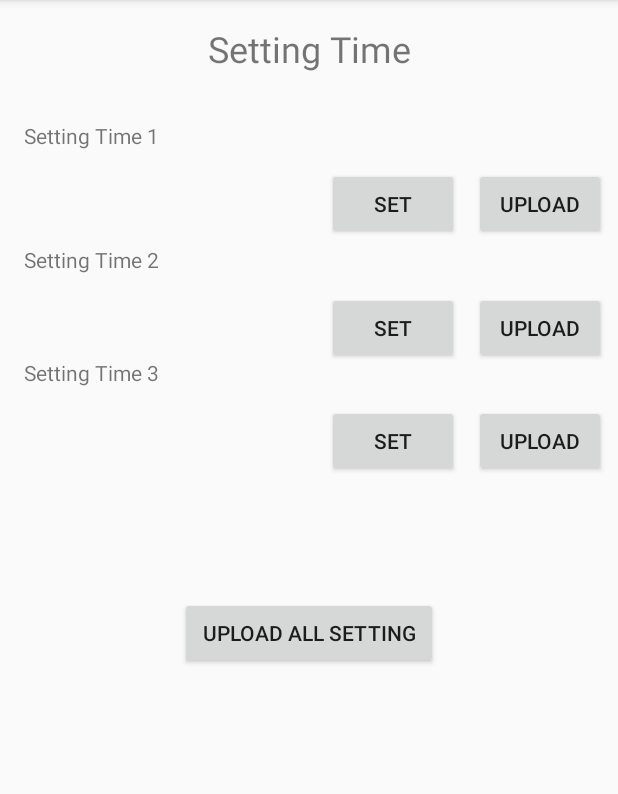
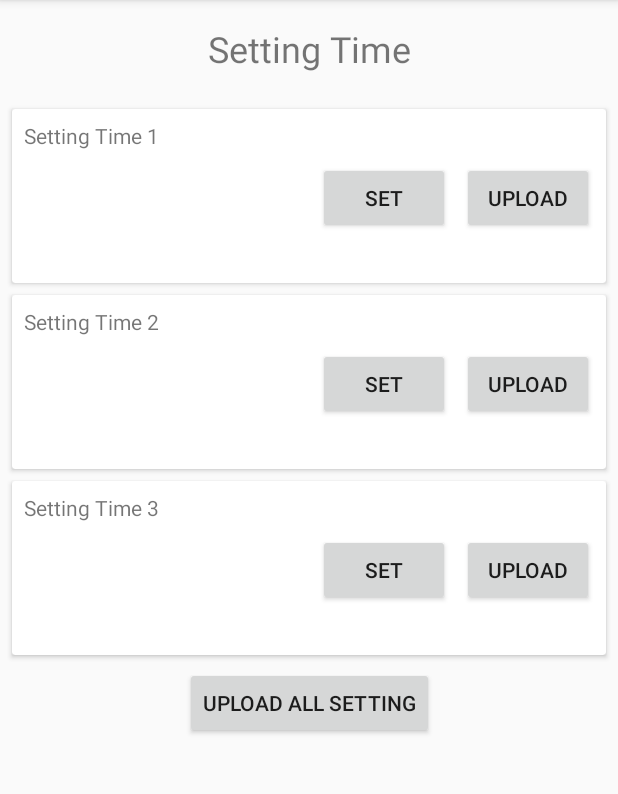
Before and after one commit to azharsaepudin/kucing, an Android app: the screen it shows after launch (MainActivity), on a phone screen of 412 x 824 dp, the part 84-878 px from its top. Run offline under Robolectric (Android 15) with nearby library versions, the phone set to English and light mode, and no system bars; libraries missing offline, so code that uses them is left out: org.eclipse.paho; 10 statements that could not run were skipped.

Commit message:
desain UI finish

```diff
--- a/app/build.gradle
+++ b/app/build.gradle
@@ -28,4 +28,5 @@
     implementation 'org.eclipse.paho:org.eclipse.paho.client.mqttv3:1.1.0'
     implementation 'org.eclipse.paho:org.eclipse.paho.android.service:1.1.1'
     implementation 'com.android.support:recyclerview-v7:28.0.0'
+    implementation 'com.android.support:cardview-v7:28.0.0'
 }
--- a/app/src/main/res/layout/activity_main.xml
+++ b/app/src/main/res/layout/activity_main.xml
@@ -1,4 +1,7 @@
 <?xml version="1.0" encoding="utf-8"?>
+<ScrollView android:layout_width="match_parent"
+    android:layout_height="match_parent"
+    xmlns:android="http://schemas.android.com/apk/res/android" >
 <android.support.constraint.ConstraintLayout xmlns:android="http://schemas.android.com/apk/res/android"
     xmlns:app="http://schemas.android.com/apk/res-auto"
     xmlns:tools="http://schemas.android.com/tools"
@@ -6,27 +9,226 @@
     android:layout_height="match_parent"
     tools:context="com.studio.azhar.pakanotomatis.MainActivity">
 
-    <TextView
-        android:id="@+id/textView5"
+
+    <android.support.v7.widget.CardView
+        android:id="@+id/cardView"
+        android:layout_width="0dp"
+        android:layout_height="116dp"
+        android:layout_marginStart="8dp"
+        android:layout_marginLeft="8dp"
+        android:layout_marginTop="24dp"
+        android:layout_marginEnd="8dp"
+        android:layout_marginRight="8dp"
+        app:layout_constraintEnd_toEndOf="parent"
+        app:layout_constraintStart_toStartOf="parent"
+        app:layout_constraintTop_toBottomOf="@+id/textView">
+
+        <android.support.constraint.ConstraintLayout
+            android:layout_width="match_parent"
+            android:layout_height="match_parent">
+
+            <Button
+                android:id="@+id/btnUpload1"
                 android:layout_width="wrap_content"
                 android:layout_height="wrap_content"
-        android:layout_marginStart="16dp"
-        android:layout_marginLeft="16dp"
+                android:layout_marginTop="8dp"
+                android:layout_marginEnd="8dp"
+                android:layout_marginRight="8dp"
+                android:text="upload"
+                app:layout_constraintEnd_toEndOf="parent"
+                app:layout_constraintTop_toBottomOf="@+id/textView2" />
+
+            <Button
+                android:id="@+id/btnPicker1"
+                android:layout_width="wrap_content"
+                android:layout_height="wrap_content"
+                android:layout_marginTop="8dp"
+                android:layout_marginEnd="8dp"
+                android:layout_marginRight="8dp"
+                android:text="SET"
+                app:layout_constraintEnd_toStartOf="@+id/btnUpload1"
+                app:layout_constraintTop_toBottomOf="@+id/textView2" />
+
+            <TextView
+                android:id="@+id/tvTimeResult1"
+                android:layout_width="161dp"
+                android:layout_height="31dp"
+                android:layout_marginStart="8dp"
+                android:layout_marginLeft="8dp"
                 android:layout_marginTop="16dp"
-        android:layout_marginEnd="16dp"
-        android:layout_marginRight="16dp"
+                android:layout_marginEnd="8dp"
+                android:layout_marginRight="8dp"
+                android:textSize="18sp"
+                app:layout_constraintEnd_toStartOf="@+id/btnPicker1"
+                app:layout_constraintHorizontal_bias="0.0"
+                app:layout_constraintStart_toStartOf="parent"
+                app:layout_constraintTop_toBottomOf="@+id/textView2" />
+
+            <TextView
+                android:id="@+id/textView2"
+                android:layout_width="wrap_content"
+                android:layout_height="wrap_content"
+                android:layout_marginStart="8dp"
+                android:layout_marginLeft="8dp"
+                android:layout_marginTop="8dp"
+                android:layout_marginEnd="8dp"
+                android:layout_marginRight="8dp"
+                android:text="Setting Time 1"
+                app:layout_constraintEnd_toEndOf="parent"
+                app:layout_constraintHorizontal_bias="0.0"
+                app:layout_constraintStart_toStartOf="parent"
+                app:layout_constraintTop_toTopOf="parent" />
+        </android.support.constraint.ConstraintLayout>
+    </android.support.v7.widget.CardView>
+
+    <TextView
+        android:id="@+id/textView"
+        android:layout_width="wrap_content"
+        android:layout_height="wrap_content"
+        android:layout_marginStart="8dp"
+        android:layout_marginLeft="8dp"
+        android:layout_marginTop="16dp"
+        android:layout_marginEnd="8dp"
+        android:layout_marginRight="8dp"
+        android:text="Setting Time"
+        android:textSize="24sp"
+        app:layout_constraintEnd_toEndOf="parent"
+        app:layout_constraintStart_toStartOf="parent"
+        app:layout_constraintTop_toTopOf="parent" />
+
+    <android.support.v7.widget.CardView
+        android:id="@+id/cardView2"
+        android:layout_width="0dp"
+        android:layout_height="116dp"
+        android:layout_marginStart="8dp"
+        android:layout_marginLeft="8dp"
+        android:layout_marginTop="8dp"
+        android:layout_marginEnd="8dp"
+        android:layout_marginRight="8dp"
+        app:layout_constraintEnd_toEndOf="parent"
+        app:layout_constraintStart_toStartOf="parent"
+        app:layout_constraintTop_toBottomOf="@+id/cardView">
+
+        <android.support.constraint.ConstraintLayout
+            android:layout_width="match_parent"
+            android:layout_height="match_parent">
+
+            <Button
+                android:id="@+id/btnUpload2"
+                android:layout_width="wrap_content"
+                android:layout_height="wrap_content"
+                android:layout_marginTop="8dp"
+                android:layout_marginEnd="8dp"
+                android:layout_marginRight="8dp"
+                android:text="upload"
+                app:layout_constraintEnd_toEndOf="parent"
+                app:layout_constraintTop_toBottomOf="@+id/textView3" />
+
+            <Button
+                android:id="@+id/btnPicker2"
+                android:layout_width="wrap_content"
+                android:layout_height="wrap_content"
+                android:layout_marginTop="8dp"
+                android:layout_marginEnd="8dp"
+                android:layout_marginRight="8dp"
+                android:text="SET"
+                app:layout_constraintEnd_toStartOf="@+id/btnUpload2"
+                app:layout_constraintTop_toBottomOf="@+id/textView3" />
+
+            <TextView
+                android:id="@+id/tvTimeResult2"
+                android:layout_width="161dp"
+                android:layout_height="31dp"
+                android:layout_marginStart="8dp"
+                android:layout_marginLeft="8dp"
+                android:layout_marginTop="16dp"
+                android:layout_marginEnd="8dp"
+                android:layout_marginRight="8dp"
+                android:textSize="18sp"
+                app:layout_constraintEnd_toStartOf="@+id/btnPicker2"
+                app:layout_constraintHorizontal_bias="0.0"
+                app:layout_constraintStart_toStartOf="parent"
+                app:layout_constraintTop_toBottomOf="@+id/textView3" />
+
+            <TextView
+                android:id="@+id/textView3"
+                android:layout_width="wrap_content"
+                android:layout_height="wrap_content"
+                android:layout_marginStart="8dp"
+                android:layout_marginLeft="8dp"
+                android:layout_marginTop="8dp"
+                android:layout_marginEnd="8dp"
+                android:layout_marginRight="8dp"
                 android:text="Setting Time 2"
                 app:layout_constraintEnd_toEndOf="parent"
                 app:layout_constraintHorizontal_bias="0.0"
                 app:layout_constraintStart_toStartOf="parent"
-        app:layout_constraintTop_toBottomOf="@+id/tvTimeResult1" />
+                app:layout_constraintTop_toTopOf="parent" />
+
+        </android.support.constraint.ConstraintLayout>
+    </android.support.v7.widget.CardView>
+
+    <android.support.v7.widget.CardView
+        android:id="@+id/cardView3"
+        android:layout_width="0dp"
+        android:layout_height="116dp"
+        android:layout_marginStart="8dp"
+        android:layout_marginLeft="8dp"
+        android:layout_marginTop="8dp"
+        android:layout_marginEnd="8dp"
+        android:layout_marginRight="8dp"
+        app:layout_constraintEnd_toEndOf="parent"
+        app:layout_constraintStart_toStartOf="parent"
+        app:layout_constraintTop_toBottomOf="@+id/cardView2">
+
+        <android.support.constraint.ConstraintLayout
+            android:layout_width="match_parent"
+            android:layout_height="match_parent">
+
+
+            <Button
+                android:id="@+id/btnUpload3"
+                android:layout_width="wrap_content"
+                android:layout_height="wrap_content"
+                android:layout_marginTop="8dp"
+                android:layout_marginEnd="8dp"
+                android:layout_marginRight="8dp"
+                android:text="upload"
+                app:layout_constraintEnd_toEndOf="parent"
+                app:layout_constraintTop_toBottomOf="@+id/textView4" />
+
+            <Button
+                android:id="@+id/btnPicker3"
+                android:layout_width="wrap_content"
+                android:layout_height="wrap_content"
+                android:layout_marginTop="8dp"
+                android:layout_marginEnd="8dp"
+                android:layout_marginRight="8dp"
+                android:text="SET"
+                app:layout_constraintEnd_toStartOf="@+id/btnUpload3"
+                app:layout_constraintTop_toBottomOf="@+id/textView4" />
 
             <TextView
-        android:id="@+id/textView7"
+                android:id="@+id/tvTimeResult3"
+                android:layout_width="161dp"
+                android:layout_height="31dp"
+                android:layout_marginStart="8dp"
+                android:layout_marginLeft="8dp"
+                android:layout_marginTop="16dp"
+                android:layout_marginEnd="8dp"
+                android:layout_marginRight="8dp"
+                android:textSize="18sp"
+                app:layout_constraintEnd_toStartOf="@+id/btnPicker3"
+                app:layout_constraintHorizontal_bias="0.0"
+                app:layout_constraintStart_toStartOf="parent"
+                app:layout_constraintTop_toBottomOf="@+id/textView4" />
+
+            <TextView
+                android:id="@+id/textView4"
                 android:layout_width="wrap_content"
                 android:layout_height="wrap_content"
-        android:layout_marginStart="16dp"
-        android:layout_marginLeft="16dp"
+                android:layout_marginStart="8dp"
+                android:layout_marginLeft="8dp"
                 android:layout_marginTop="8dp"
                 android:layout_marginEnd="8dp"
                 android:layout_marginRight="8dp"
@@ -34,162 +236,25 @@
                 app:layout_constraintEnd_toEndOf="parent"
                 app:layout_constraintHorizontal_bias="0.0"
                 app:layout_constraintStart_toStartOf="parent"
-        app:layout_constraintTop_toBottomOf="@+id/tvTimeResult2" />
+                app:layout_constraintTop_toTopOf="parent" />
+        </android.support.constraint.ConstraintLayout>
+    </android.support.v7.widget.CardView>
 
     <Button
         android:id="@+id/btnPublish"
-        android:layout_width="172dp"
-        android:layout_height="48dp"
+        android:layout_width="wrap_content"
+        android:layout_height="wrap_content"
         android:layout_marginStart="8dp"
         android:layout_marginLeft="8dp"
-        android:layout_marginTop="80dp"
+        android:layout_marginTop="8dp"
         android:layout_marginEnd="8dp"
         android:layout_marginRight="8dp"
-        android:text="upload all setting"
+        android:layout_marginBottom="19dp"
+        android:text="Upload All Setting"
+        app:layout_constraintBottom_toBottomOf="parent"
         app:layout_constraintEnd_toEndOf="parent"
         app:layout_constraintStart_toStartOf="parent"
-        app:layout_constraintTop_toBottomOf="@+id/btnPicker3" />
-
-    <Button
-        android:id="@+id/btnPicker1"
-        android:layout_width="wrap_content"
-        android:layout_height="wrap_content"
-        android:layout_marginTop="12dp"
-        android:layout_marginEnd="10dp"
-        android:layout_marginRight="10dp"
-        android:text="SET"
-        app:layout_constraintEnd_toStartOf="@+id/btnUpload1"
-        app:layout_constraintTop_toBottomOf="@+id/textView3" />
-
-    <Button
-        android:id="@+id/btnPicker2"
-        android:layout_width="wrap_content"
-        android:layout_height="wrap_content"
-        android:layout_marginTop="12dp"
-        android:layout_marginEnd="10dp"
-        android:layout_marginRight="10dp"
-        android:text="SET"
-        app:layout_constraintEnd_toStartOf="@+id/btnUpload2"
-        app:layout_constraintTop_toBottomOf="@+id/textView5" />
-
-    <Button
-        android:id="@+id/btnPicker3"
-        android:layout_width="wrap_content"
-        android:layout_height="wrap_content"
-        android:layout_marginTop="12dp"
-        android:layout_marginEnd="10dp"
-        android:layout_marginRight="10dp"
-        android:text="SET"
-        app:layout_constraintEnd_toStartOf="@+id/btnUpload3"
-        app:layout_constraintTop_toBottomOf="@+id/textView7" />
-
-    <TextView
-        android:id="@+id/textView2"
-        android:layout_width="wrap_content"
-        android:layout_height="wrap_content"
-        android:layout_marginStart="16dp"
-        android:layout_marginLeft="16dp"
-        android:layout_marginTop="16dp"
-        android:layout_marginEnd="16dp"
-        android:layout_marginRight="16dp"
-        android:text="Setting Time"
-        android:textSize="24sp"
-        app:layout_constraintEnd_toEndOf="parent"
-        app:layout_constraintStart_toStartOf="parent"
-        app:layout_constraintTop_toTopOf="parent" />
-
-    <TextView
-        android:id="@+id/textView3"
-        android:layout_width="wrap_content"
-        android:layout_height="wrap_content"
-        android:layout_marginStart="16dp"
-        android:layout_marginLeft="16dp"
-        android:layout_marginTop="32dp"
-        android:layout_marginEnd="16dp"
-        android:layout_marginRight="16dp"
-        android:text="Setting Time 1"
-        app:layout_constraintEnd_toEndOf="parent"
-        app:layout_constraintHorizontal_bias="0.0"
-        app:layout_constraintStart_toStartOf="parent"
-        app:layout_constraintTop_toBottomOf="@+id/textView2" />
-
-    <TextView
-        android:id="@+id/tvTimeResult1"
-        android:layout_width="161dp"
-        android:layout_height="31dp"
-        android:layout_marginStart="16dp"
-        android:layout_marginLeft="16dp"
-        android:layout_marginTop="16dp"
-        android:layout_marginEnd="8dp"
-        android:layout_marginRight="8dp"
-        android:textSize="18sp"
-        app:layout_constraintEnd_toStartOf="@+id/btnPicker1"
-        app:layout_constraintHorizontal_bias="0.0"
-        app:layout_constraintStart_toStartOf="parent"
-        app:layout_constraintTop_toBottomOf="@+id/textView3" />
-
-    <TextView
-        android:id="@+id/tvTimeResult2"
-        android:layout_width="161dp"
-        android:layout_height="32dp"
-        android:layout_marginStart="16dp"
-        android:layout_marginLeft="16dp"
-        android:layout_marginTop="16dp"
-        android:layout_marginEnd="8dp"
-        android:layout_marginRight="8dp"
-        android:textSize="18sp"
-        app:layout_constraintEnd_toStartOf="@+id/btnPicker2"
-        app:layout_constraintHorizontal_bias="0.0"
-        app:layout_constraintStart_toStartOf="parent"
-        app:layout_constraintTop_toBottomOf="@+id/textView5" />
-
-    <TextView
-        android:id="@+id/tvTimeResult3"
-        android:layout_width="158dp"
-        android:layout_height="33dp"
-        android:layout_marginStart="16dp"
-        android:layout_marginLeft="16dp"
-        android:layout_marginTop="16dp"
-        android:layout_marginEnd="8dp"
-        android:layout_marginRight="8dp"
-        android:textSize="18sp"
-        app:layout_constraintEnd_toStartOf="@+id/btnPicker3"
-        app:layout_constraintHorizontal_bias="0.0"
-        app:layout_constraintStart_toStartOf="parent"
-        app:layout_constraintTop_toBottomOf="@+id/textView7" />
-
-    <Button
-        android:id="@+id/btnUpload1"
-        android:layout_width="wrap_content"
-        android:layout_height="wrap_content"
-        android:layout_marginTop="12dp"
-        android:layout_marginEnd="8dp"
-        android:layout_marginRight="8dp"
-        android:text="upload"
-        app:layout_constraintEnd_toEndOf="parent"
-        app:layout_constraintTop_toBottomOf="@+id/textView3" />
-
-    <Button
-        android:id="@+id/btnUpload2"
-        android:layout_width="wrap_content"
-        android:layout_height="wrap_content"
-        android:layout_marginTop="12dp"
-        android:layout_marginEnd="8dp"
-        android:layout_marginRight="8dp"
-        android:text="upload"
-        app:layout_constraintEnd_toEndOf="parent"
-        app:layout_constraintTop_toBottomOf="@+id/textView5" />
-
-    <Button
-        android:id="@+id/btnUpload3"
-        android:layout_width="wrap_content"
-        android:layout_height="wrap_content"
-        android:layout_marginTop="12dp"
-        android:layout_marginEnd="8dp"
-        android:layout_marginRight="8dp"
-        android:text="upload"
-        app:layout_constraintEnd_toEndOf="parent"
-        app:layout_constraintTop_toBottomOf="@+id/textView7" />
-
+        app:layout_constraintTop_toBottomOf="@+id/cardView3" />
 
 </android.support.constraint.ConstraintLayout>
+</ScrollView>
```
Lines whose indentation alone changed are shown as unchanged.
